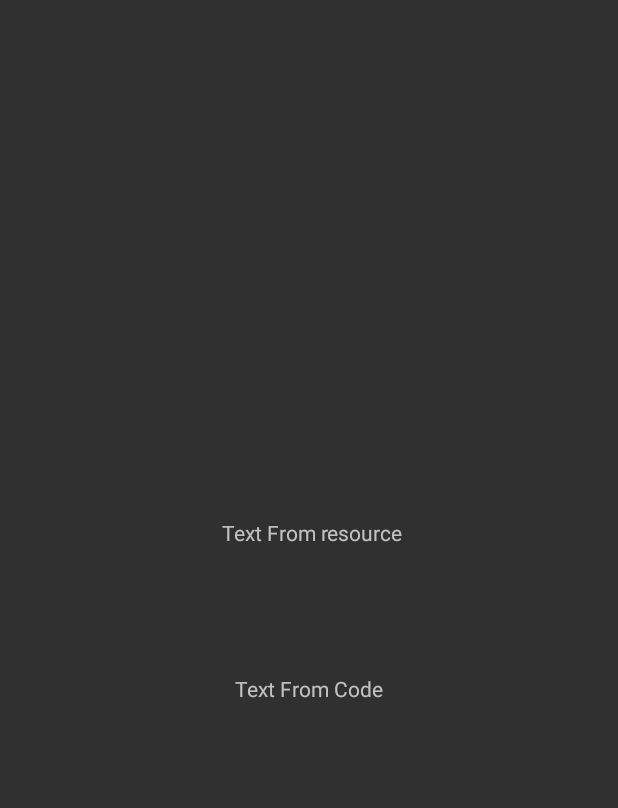
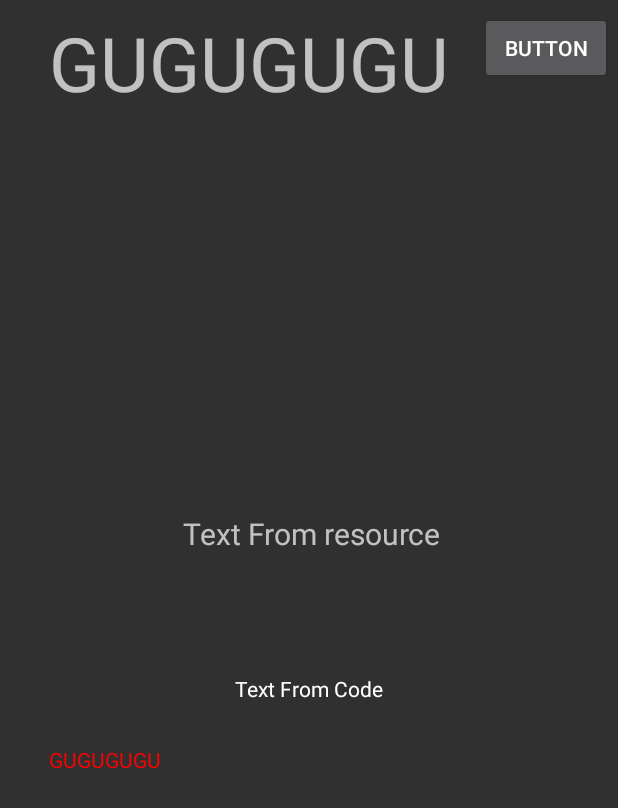
Before and after one commit to SzyQ/linguist-android-sdk, an Android app: the layout activity_demo.xml on its own in the app's theme, with its tools: preview values and no code run, on a phone screen of 412 x 824 dp. Shown: the top 808 px of the screen. Run offline under Robolectric (Android 15) with nearby library versions, the phone set to English and light mode, and no system bars.

Commit message:
initial impl

```diff
--- a/app/src/main/java/mobi/klimaszewski/linguist/LinguistApp.java
+++ b/app/src/main/java/mobi/klimaszewski/linguist/LinguistApp.java
@@ -7,6 +7,6 @@ public class LinguistApp extends Application {
 
     @Override
     protected void attachBaseContext(Context base) {
-        super.attachBaseContext(new LinguistContextWrapper(base));
+        super.attachBaseContext(new LinguistContextWrapper(base, new Linguist()));
     }
 }
--- a/app/src/main/java/mobi/klimaszewski/linguist/demo/DemoActivity.java
+++ b/app/src/main/java/mobi/klimaszewski/linguist/demo/DemoActivity.java
@@ -1,6 +1,7 @@
 package mobi.klimaszewski.linguist.demo;
 
 import android.os.Bundle;
+import android.view.View;
 import android.widget.TextView;
 
 import mobi.klimaszewski.linguist.LinguistActivity;
@@ -12,6 +13,7 @@ public class DemoActivity extends LinguistActivity {
     protected void onCreate(Bundle savedInstanceState) {
         super.onCreate(savedInstanceState);
         setContentView(R.layout.activity_demo);
-        ((TextView) findViewById(R.id.codeText)).setText(getString(R.string.text_code));
+        View view = findViewById(R.id.codeText);
+        ((TextView) view).setText(getString(R.string.text_code));
     }
 }
--- a/app/src/main/res/layout/activity_demo.xml
+++ b/app/src/main/res/layout/activity_demo.xml
@@ -11,6 +11,7 @@
         android:layout_width="wrap_content"
         android:layout_height="wrap_content"
         android:text="@string/text_resource"
+        android:textSize="20sp"
         app:layout_constraintBottom_toBottomOf="parent"
         app:layout_constraintHorizontal_bias="0.509"
         app:layout_constraintLeft_toLeftOf="parent"
@@ -22,6 +23,7 @@
         android:id="@+id/codeText"
         android:layout_width="wrap_content"
         android:layout_height="wrap_content"
+        android:textColor="#FFF"
         tools:text="@string/text_code"
         app:layout_constraintBottom_toBottomOf="parent"
         app:layout_constraintLeft_toLeftOf="parent"
@@ -29,4 +31,33 @@
         app:layout_constraintTop_toTopOf="parent"
         app:layout_constraintVertical_bias="0.558" />
 
+    <RelativeLayout
+        android:layout_width="375dp"
+        android:layout_height="508dp"
+        android:layout_marginRight="4dp"
+        app:layout_constraintRight_toRightOf="parent"
+        app:layout_constraintTop_toTopOf="parent"
+        android:layout_marginTop="8dp">
+
+        <TextView
+            android:layout_width="wrap_content"
+            android:layout_height="wrap_content"
+            android:text="GUGUGUGU"
+            android:textSize="50sp" />
+
+        <TextView
+            android:layout_width="wrap_content"
+            android:layout_height="wrap_content"
+            android:layout_alignParentBottom="true"
+            android:text="GUGUGUGU"
+            android:textColor="#F00" />
+
+        <Button
+            android:layout_width="wrap_content"
+            android:layout_height="wrap_content"
+            android:layout_alignParentRight="true"
+            android:gravity="center"
+            android:text="Button"/>
+    </RelativeLayout>
+
 </android.support.constraint.ConstraintLayout>
--- a/app/src/main/res/values/strings.xml
+++ b/app/src/main/res/values/strings.xml
@@ -1,5 +1,5 @@
 <resources>
-    <string name="app_name">Linguist</string>
+    <string name="app_name">Linguist demo</string>
     <string name="text_code">Text From Code</string>
     <string name="text_resource">Text From resource</string>
 </resources>
--- a/build.gradle
+++ b/build.gradle
@@ -5,7 +5,7 @@ buildscript {
         jcenter()
     }
     dependencies {
-        classpath 'com.android.tools.build:gradle:2.3.0'
+        classpath 'com.android.tools.build:gradle:2.3.1'
 
         // NOTE: Do not place your application dependencies here; they belong
         // in the individual module build.gradle files
```
Also changed, not shown: app/src/main/java/android/support/v7/app/LinguistAppCompatDelegate.java (+6 -2 lines), app/src/main/java/mobi/klimaszewski/linguist/Linguist.java (added, +19 -0 lines), app/src/main/java/mobi/klimaszewski/linguist/LinguistActivity.java (+6 -3 lines), app/src/main/java/mobi/klimaszewski/linguist/LinguistContextWrapper.java (+6 -5 lines), app/src/main/java/mobi/klimaszewski/linguist/LinguistFactory.java (+12 -3 lines), app/src/main/java/mobi/klimaszewski/linguist/LinguistLayoutInflater.java (deleted, +0 -53 lines).
